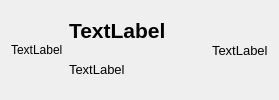
The window that src/ui/searchresult.ui (giosali/rafiki) describes before a commit, drawn with Qt 5.
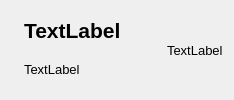
The same window after the commit.

Commit message: Remove text from icon QLabel

```diff
--- a/src/ui/searchresult.ui
+++ b/src/ui/searchresult.ui
@@ -18,7 +18,7 @@
    <item>
     <widget class="QLabel" name="icon">
      <property name="text">
-      <string>TextLabel</string>
+      <string></string>
      </property>
     </widget>
    </item>
```
